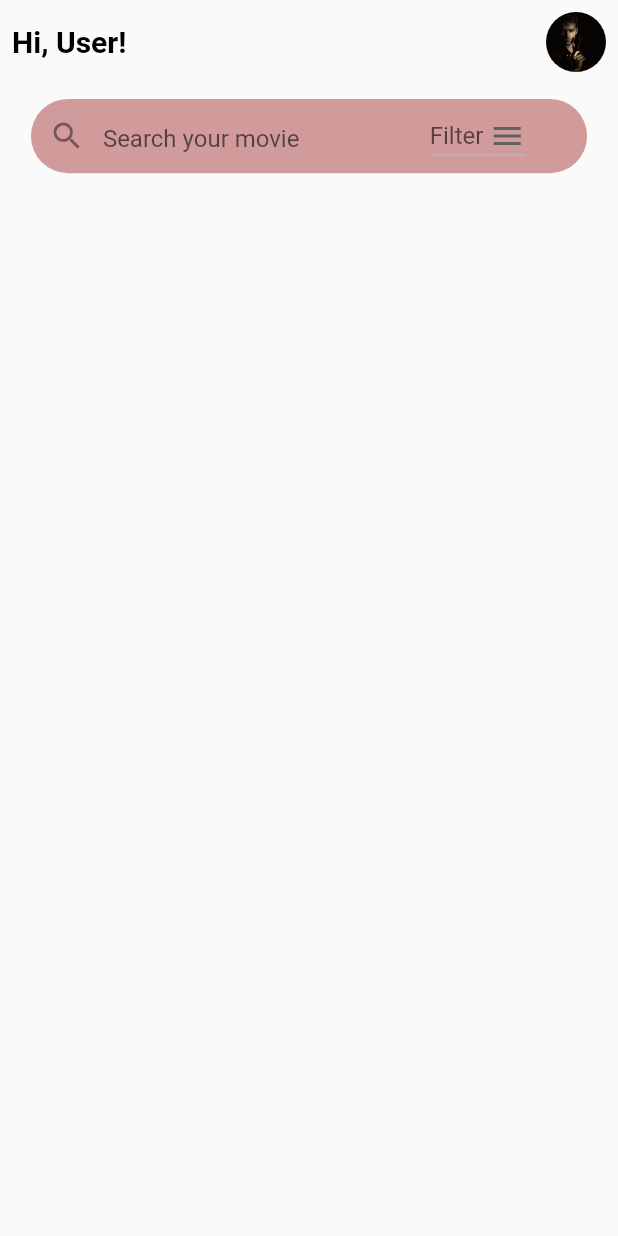
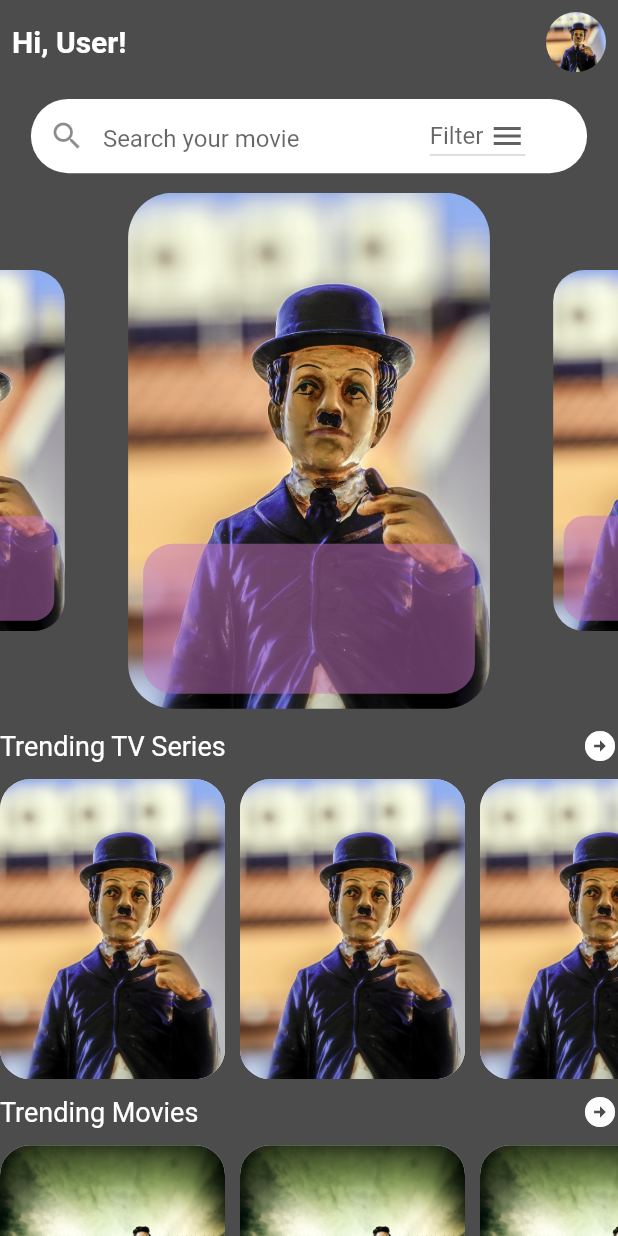
Before and after one commit to mhkaycey/movie-app, a Flutter app: the screen it shows after launch, on a phone screen of 412 x 824 dp. Run offline on Flutter 3.47's test engine with Material 2 defaults, Android fonts, the phone set to English and light mode, and no system bars; drawn by our look-alikes of card_swiper; our stand-ins replace gap.

Commit message:
Day two and three

```diff
--- a/lib/main.dart
+++ b/lib/main.dart
@@ -13,7 +13,9 @@ class MyApp extends StatelessWidget {
   Widget build(BuildContext context) {
     return MaterialApp(
       debugShowCheckedModeBanner: false,
-      theme: ThemeData(),
+      theme: ThemeData(
+        scaffoldBackgroundColor: Colors.black.withOpacity(0.7),
+      ),
       home: const MyHomePage(),
     );
   }
--- a/lib/screens/homepage.dart
+++ b/lib/screens/homepage.dart
@@ -1,6 +1,11 @@
+import 'package:card_swiper/card_swiper.dart';
 import 'package:flutter/material.dart';
+
 import 'package:gap/gap.dart';
+import 'package:movies/screens/movie_detail.dart';
 import 'package:movies/widget/app_large_text.dart';
+import 'package:movies/widget/app_text.dart';
+import 'package:movies/widget/movies.dart';
 
 import '../widget/search.dart';
 
@@ -37,6 +42,7 @@ class _MyHomePageState extends State<MyHomePage> {
                   children: [
                     AppLargeText(
                       text: "Hi, User!",
+                      color: Colors.white,
                       size: 20,
                     ),
                     Container(
@@ -45,7 +51,7 @@ class _MyHomePageState extends State<MyHomePage> {
                       decoration: BoxDecoration(
                         borderRadius: BorderRadius.circular(30),
                         image: const DecorationImage(
-                            image: AssetImage("assets/images/movie.jpg"),
+                            image: AssetImage("assets/images/movie3.jpg"),
                             fit: BoxFit.cover),
                       ),
                     ),
@@ -54,6 +60,121 @@ class _MyHomePageState extends State<MyHomePage> {
               ),
               const Gap(10),
               searchWidget(),
+              const Gap(10),
+              Expanded(
+                child: SingleChildScrollView(
+                  child: Column(
+                    crossAxisAlignment: CrossAxisAlignment.start,
+                    children: [
+                      SizedBox(
+                        height: 350,
+                        width: double.infinity,
+                        child: Swiper(
+                          scrollDirection: Axis.horizontal,
+                          autoplay: true,
+                          itemCount: 7,
+                          layout: SwiperLayout.DEFAULT,
+                          itemWidth: 400,
+                          itemHeight: 350,
+                          viewportFraction: 0.6,
+                          scale: 0.7,
+                          itemBuilder: (context, index) {
+                            return Container(
+                              margin: const EdgeInsets.all(3),
+                              width: 150,
+                              height: 150,
+                              decoration: BoxDecoration(
+                                borderRadius: BorderRadius.circular(30),
+                                image: const DecorationImage(
+                                    image:
+                                        AssetImage("assets/images/movie3.jpg"),
+                                    fit: BoxFit.cover),
+                              ),
+                              child: Padding(
+                                padding: const EdgeInsets.all(10),
+                                child: Align(
+                                  alignment: Alignment.bottomCenter,
+                                  child: Container(
+                                    height: 100,
+                                    width: double.maxFinite,
+                                    decoration: BoxDecoration(
+                                      color:
+                                          const Color.fromARGB(0, 196, 115, 193)
+                                              .withOpacity(0.5),
+                                      borderRadius: BorderRadius.circular(20),
+                                    ),
+                                  ),
+                                ),
+                              ),
+                            );
+                          },
+                        ),
+                      ),
+                      const Gap(10),
+                      Row(
+                        mainAxisAlignment: MainAxisAlignment.spaceBetween,
+                        children: [
+                          AppText(
+                            text: "Trending TV Series",
+                            size: 18,
+                            color: Colors.white,
+                          ),
+                          const Icon(
+                            Icons.arrow_circle_right,
+                            color: Colors.white,
+                          ),
+                        ],
+                      ),
+                      const Gap(10),
+                      MoviesWidget(
+                        imageString: 'assets/images/movie3.jpg',
+                        click: () {
+                          Navigator.push(context, MaterialPageRoute(
+                            builder: (context) {
+                              return const MovieDetail();
+                            },
+                          ));
+                        },
+                      ),
+                      const Gap(10),
+                      Row(
+                        mainAxisAlignment: MainAxisAlignment.spaceBetween,
+                        children: [
+                          AppText(
+                            text: "Trending Movies",
+                            size: 18,
+                            color: Colors.white,
+                          ),
+                          const Icon(
+                            Icons.arrow_circle_right,
+                            color: Colors.white,
+                          ),
+                        ],
+                      ),
+                      const Gap(10),
+                      MoviesWidget(
+                        imageString: 'assets/images/movie4.jpg',
+                        click: () {},
+                      ),
+                      const Gap(10),
+                      Row(
+                        mainAxisAlignment: MainAxisAlignment.spaceBetween,
+                        children: [
+                          AppText(
+                            text: "All Movies and Series",
+                            size: 18,
+                            color: Colors.white,
+                          ),
+                          const Icon(
+                            Icons.arrow_circle_right,
+                            color: Colors.white,
+                          ),
+                        ],
+                      )
+                    ],
+                  ),
+                ),
+              ),
             ],
           ),
         ),
@@ -66,7 +187,7 @@ class _MyHomePageState extends State<MyHomePage> {
       height: MediaQuery.of(context).size.height * 0.06,
       width: MediaQuery.of(context).size.width * 0.9,
       decoration: BoxDecoration(
-        color: const Color.fromARGB(159, 185, 97, 97),
+        color: const Color.fromARGB(255, 255, 255, 255),
         borderRadius: BorderRadius.circular(30),
       ),
       child: Row(
--- /dev/null
+++ b/lib/widget/movies.dart
@@ -0,0 +1,39 @@
+import 'package:flutter/material.dart';
+
+class MoviesWidget extends StatelessWidget {
+  // final Image image;
+  final String imageString;
+  final Function click;
+  const MoviesWidget(
+      {super.key, required this.imageString, required this.click});
+
+  @override
+  Widget build(BuildContext context) {
+    return SizedBox(
+      //width: 200,
+      height: 200,
+      child: ListView.builder(
+        scrollDirection: Axis.horizontal,
+        itemCount: 7,
+        itemBuilder: (BuildContext context, int index) {
+          return GestureDetector(
+            onTap: () {
+              click();
+            },
+            child: Container(
+              margin: const EdgeInsets.only(right: 10),
+              width: 150,
+              height: 150,
+              decoration: BoxDecoration(
+                borderRadius: BorderRadius.circular(20),
+                color: Colors.white,
+                image: DecorationImage(
+                    image: AssetImage(imageString), fit: BoxFit.cover),
+              ),
+            ),
+          );
+        },
+      ),
+    );
+  }
+}
--- a/lib/widget/search.dart
+++ b/lib/widget/search.dart
@@ -41,7 +41,7 @@ class _SearchFileWidgetState extends State<SearchFileWidget> {
       height: deviceHeight * 0.05,
       child: TextField(
         controller: widget.searchController,
-        style: const TextStyle(color: Colors.white),
+        // style: const TextStyle(color: Colors.white),
         decoration: InputDecoration(
           focusedBorder: border,
           border: border,
--- a/pubspec.yaml
+++ b/pubspec.yaml
@@ -36,6 +36,8 @@ dependencies:
   # Use with the CupertinoIcons class for iOS style icons.
   cupertino_icons: ^1.0.2
   gap: ^2.0.1
+  card_swiper: 2.0.4
+  fancy_shimmer_image: ^2.0.2
 
 dev_dependencies:
   flutter_test:
```
Also changed, not shown: lib/screens/movie_detail.dart (added, +216 -0 lines), pubspec.lock.
